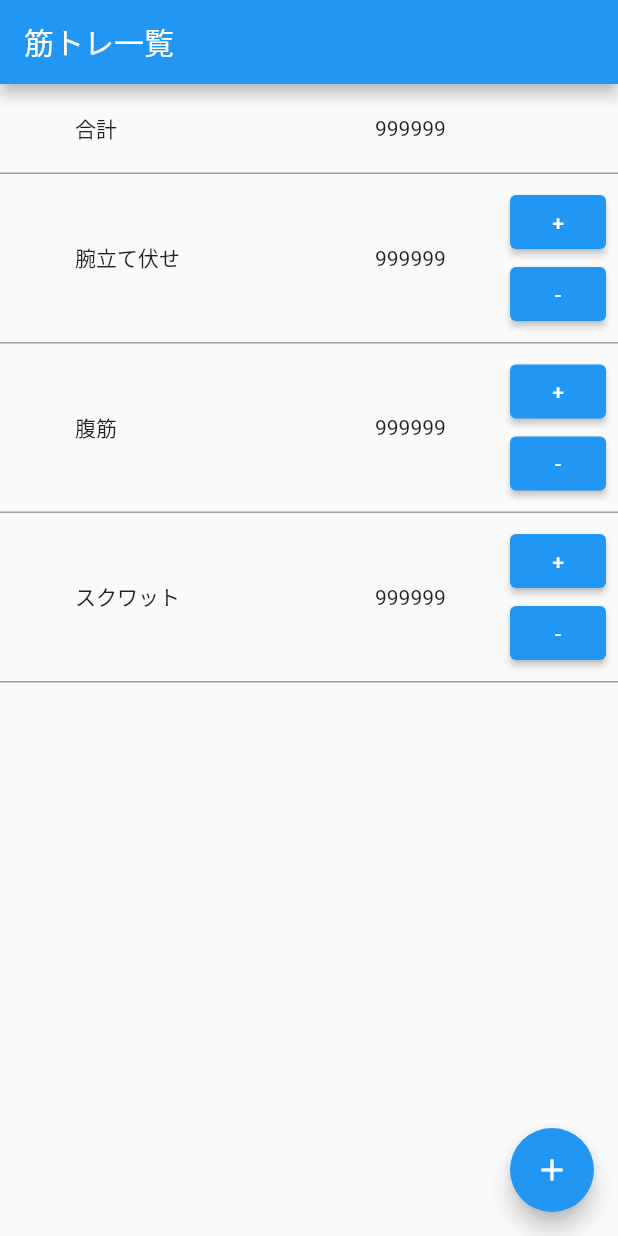
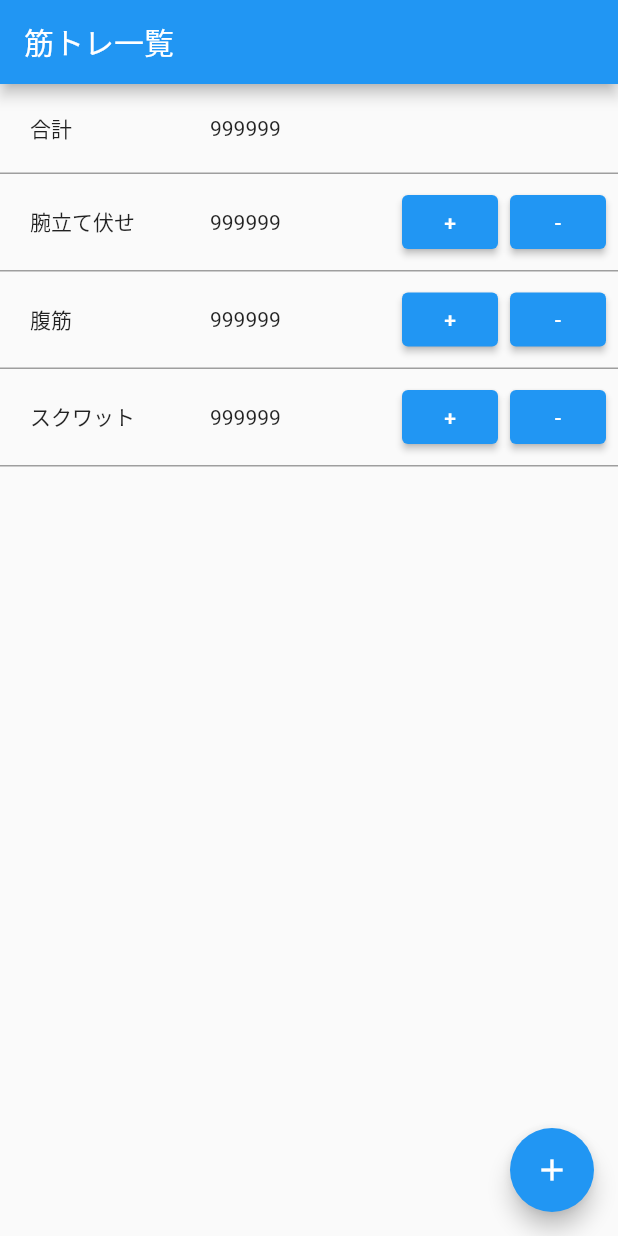
Before and after one commit to i-tanaka730/muscle_training_counter, a Flutter app: the screen it shows after launch, on a phone screen of 412 x 824 dp. Run offline on Flutter 3.47's test engine with Material 2 defaults, Android fonts, the phone set to English and light mode, and no system bars; drawn by our look-alikes of flutter_slidable; our stand-ins replace cloud_firestore, firebase_core; missing offline and left inert: cloud_firestore_web, firebase_core_web; accounts and stored records are empty.

Commit message:
feat: 一覧画面のデザイン調整。

```diff
--- a/src/lib/ui/list/training_list_page.dart
+++ b/src/lib/ui/list/training_list_page.dart
@@ -75,10 +75,10 @@
             width: double.infinity,
             child: Row(children: <Widget>[
               Container(
-                margin: const EdgeInsets.only(left: 50),
+                margin: const EdgeInsets.only(left: 20),
                 alignment: Alignment.centerLeft,
                 height: 60,
-                width: 200,
+                width: 120,
                 child: const Text("合計"),
               ),
               Container(
@@ -116,10 +116,10 @@
                       child: Row(
                         children: <Widget>[
                           Container(
-                            margin: const EdgeInsets.only(left: 50),
+                            margin: const EdgeInsets.only(left: 20),
                             alignment: Alignment.centerLeft,
                             height: 60,
-                            width: 200,
+                            width: 120,
                             child: Text(item.getName()),
                           ),
                           Container(
```
Also changed, not shown: 2 other files.
